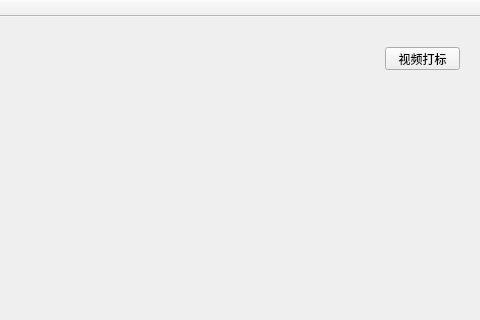
First picture: the form in mainwindow.ui, repository hust-diangroup/LabelMark, before the edit; both pictures show x 425 to 905 and y 0 to 320 of the 905 by 607 pixel window.
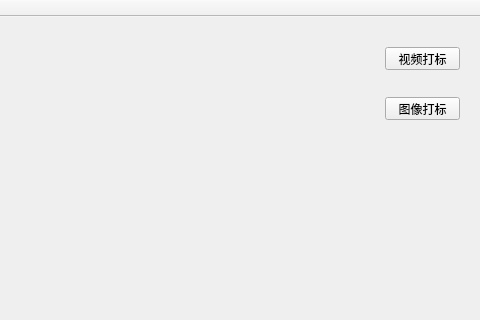
Second picture: the form after the edit.

Commit message: change main win

```diff
--- a/mainwindow.ui
+++ b/mainwindow.ui
@@ -37,6 +37,19 @@
      </rect>
     </property>
    </widget>
+   <widget class="QPushButton" name="pushButton_2">
+    <property name="geometry">
+     <rect>
+      <x>810</x>
+      <y>80</y>
+      <width>75</width>
+      <height>23</height>
+     </rect>
+    </property>
+    <property name="text">
+     <string>图像打标</string>
+    </property>
+   </widget>
   </widget>
   <widget class="QMenuBar" name="menuBar">
    <property name="geometry">
```
The commit also changes 2 other files.
